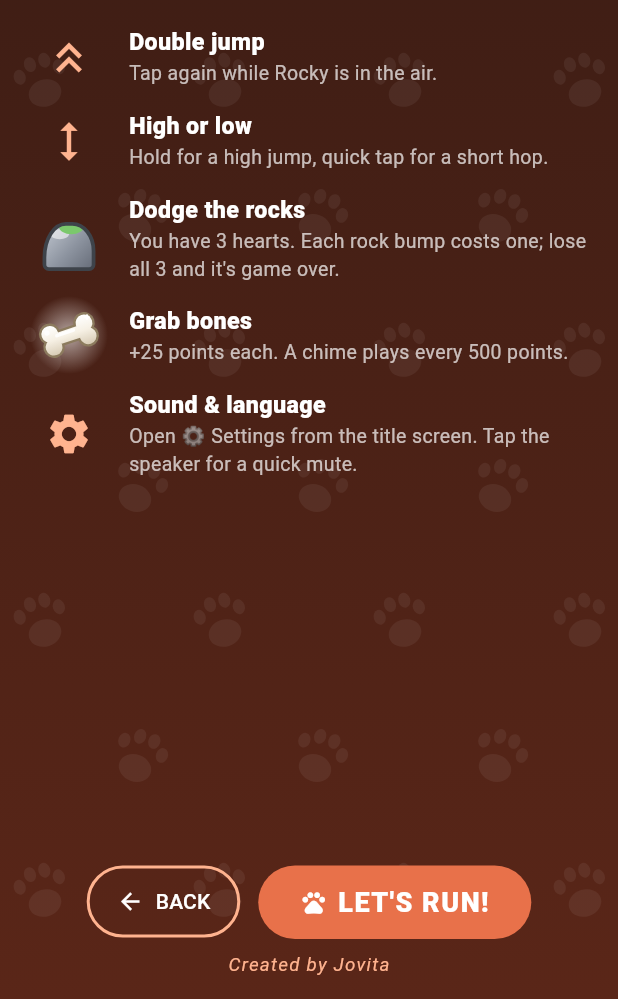
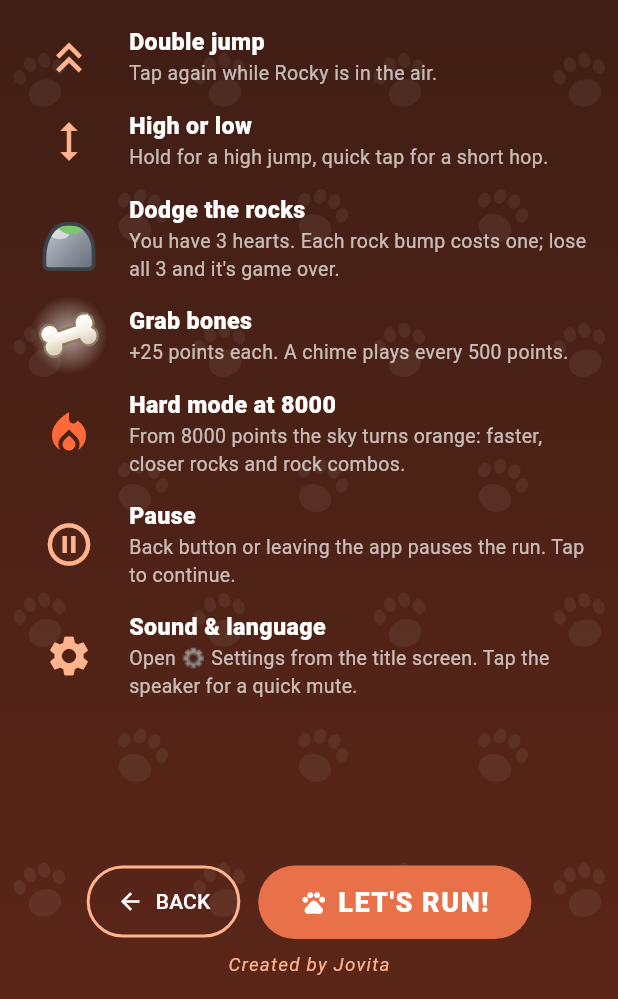
Before and after one commit to vita1288/rocky_run, a Flutter app: the screen it shows after launch, on a phone screen of 412 x 824 dp, the part 237-1236 px from its top. Run offline on Flutter 3.47's test engine with Material 3 defaults, Android fonts, the phone set to English and light mode, and no system bars; our stand-ins replace audioplayers, shared_preferences; missing offline and left inert: dart:js_interop.

Commit message:
How to Play: explain hard mode and pause

```diff
--- a/lib/pages/how_to_play_page.dart
+++ b/lib/pages/how_to_play_page.dart
@@ -68,6 +68,17 @@ class _HowToPlayPageState extends State<HowToPlayPage>
         _Rule(ArtIcon(ArtKind.bone, t), tr('Grab bones', 'Ambil tulang'),
             tr('+25 points each. A chime plays every 500 points.',
                 '+25 poin per tulang. Ada bunyi setiap 500 poin.')),
+        _Rule(const Icon(Icons.local_fire_department, size: 34, color: Color(0xFFFF6A3D)),
+            tr('Hard mode at 8000', 'Mode sulit di 8000'),
+            tr('From 8000 points the sky turns orange: faster, closer rocks and rock combos.',
+                'Mulai 8000 poin langit jadi oranye: lebih cepat, batu lebih rapat dan beruntun.')),
+        _Rule(const Icon(Icons.pause_circle_outline, size: 34, color: kPeach),
+            tr('Pause', 'Jeda'),
+            ctl(
+                tr('Esc or leaving the game pauses the run. Tap / Space to continue.',
+                    'Esc atau keluar dari game menjeda permainan. Ketuk / Spasi untuk lanjut.'),
+                tr('Back button or leaving the app pauses the run. Tap to continue.',
+                    'Tombol Kembali atau keluar dari aplikasi menjeda permainan. Ketuk untuk lanjut.'))),
         _Rule(const Icon(Icons.settings, size: 32, color: kPeach),
             tr('Sound & language', 'Suara & bahasa'),
             ctl(
@@ -219,7 +230,7 @@ class _HowToPlayPageState extends State<HowToPlayPage>
                         ),
                       ),
                       const SizedBox(width: 28),
-                      Container(width: 1, height: 340, color: const Color(0x26FFFFFF)),
+                      Container(width: 1, height: 400, color: const Color(0x26FFFFFF)),
                       const SizedBox(width: 28),
                       // right: the rules in two columns
                       Expanded(
```
